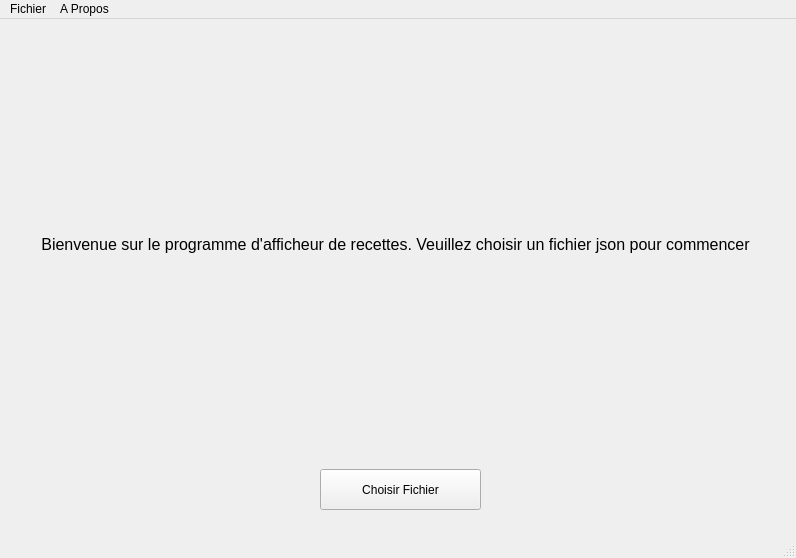
This is mainwindowlaunchdialog.ui in GridexX/Lecteur-Recette-JSON as Qt 5 draws it before an edit. The edited form follows.
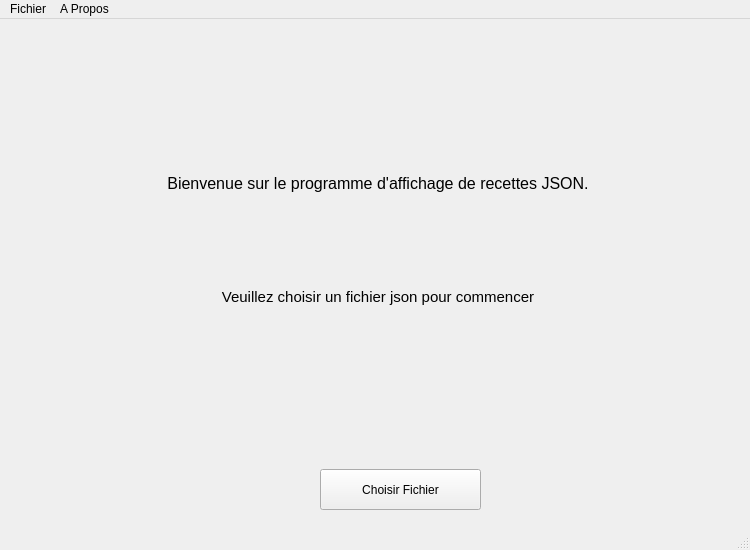
This is the edited form.

Diff of the .ui file:
```diff
--- a/mainwindowlaunchdialog.ui
+++ b/mainwindowlaunchdialog.ui
@@ -6,8 +6,8 @@
    <rect>
     <x>0</x>
     <y>0</y>
-    <width>796</width>
-    <height>558</height>
+    <width>750</width>
+    <height>550</height>
    </rect>
   </property>
   <property name="windowTitle">
@@ -17,10 +17,10 @@
    <widget class="QWidget" name="verticalLayoutWidget">
     <property name="geometry">
      <rect>
-      <x>10</x>
+      <x>20</x>
       <y>110</y>
-      <width>771</width>
-      <height>231</height>
+      <width>716</width>
+      <height>221</height>
      </rect>
     </property>
     <layout class="QVBoxLayout" name="verticalLayout">
@@ -35,7 +35,22 @@
         </font>
        </property>
        <property name="text">
-        <string>Bienvenue sur le programme d'afficheur de recettes. Veuillez choisir un fichier json pour commencer</string>
+        <string>Bienvenue sur le programme d'affichage de recettes JSON.</string>
+       </property>
+       <property name="alignment">
+        <set>Qt::AlignCenter</set>
+       </property>
+      </widget>
+     </item>
+     <item>
+      <widget class="QLabel" name="label_2">
+       <property name="font">
+        <font>
+         <pointsize>11</pointsize>
+        </font>
+       </property>
+       <property name="text">
+        <string>Veuillez choisir un fichier json pour commencer</string>
        </property>
        <property name="alignment">
         <set>Qt::AlignCenter</set>
@@ -63,7 +78,7 @@
     <rect>
      <x>0</x>
      <y>0</y>
-     <width>796</width>
+     <width>750</width>
      <height>20</height>
     </rect>
    </property>
```
Left out of the diff: 2 changed lines with no effect on the pictures.
